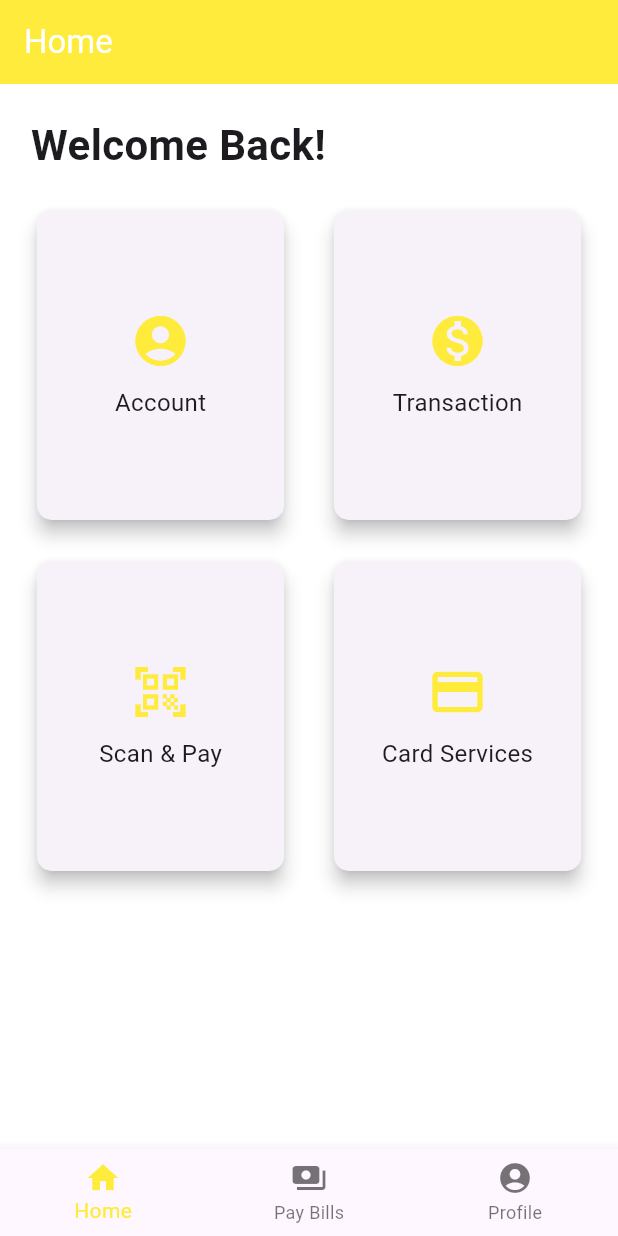
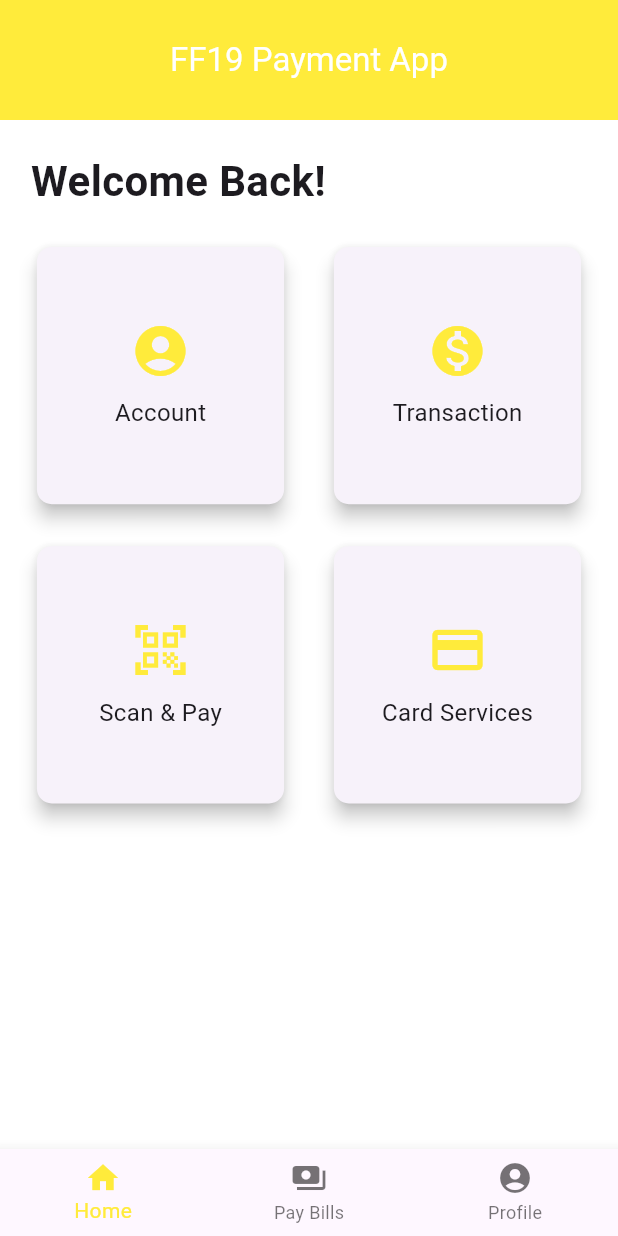
Before and after one commit to Fortnk/flutter_payment_app, a Flutter app: the screen it shows after launch, after a tap on "Login", on a phone screen of 412 x 824 dp. Run offline on Flutter 3.47's test engine with Material 3 defaults, Android fonts, the light colour scheme and no system bars; missing offline and left inert: mobile_scanner.

Commit message:
Responsive login and home screen

```diff
--- a/lib/Component/HomeScreen.dart
+++ b/lib/Component/HomeScreen.dart
@@ -29,13 +29,16 @@ class _HomeScreenState extends State<HomeScreen> {
 
   @override
   Widget build(BuildContext context) {
-    final size = MediaQuery.of(context).size;
     return Scaffold(
       appBar: AppBar(
-        title: const Text('Home'),
+        title: const Text('FF19 Payment App'),
+        centerTitle: true,
+        toolbarHeight: 80, // Increase the height of the AppBar
       ),
-      body: Padding(
-        padding: EdgeInsets.all(size.width * 0.05),
+      body: LayoutBuilder(
+        builder: (context, constraints) {
+          return Padding(
+            padding: EdgeInsets.all(constraints.maxWidth * 0.05),
             child: Column(
               crossAxisAlignment: CrossAxisAlignment.start,
               children: [
@@ -47,24 +50,26 @@ class _HomeScreenState extends State<HomeScreen> {
                 Row(
                   mainAxisAlignment: MainAxisAlignment.spaceBetween,
                   children: [
-                _buildFeatureCard(
-                    size, Icons.account_circle, 'Account', context),
-                _buildFeatureCard(
-                    size, Icons.monetization_on, 'Transaction', context),
+                    _buildFeatureCard(constraints.biggest, Icons.account_circle,
+                        'Account', context),
+                    _buildFeatureCard(constraints.biggest,
+                        Icons.monetization_on, 'Transaction', context),
                   ],
                 ),
                 const SizedBox(height: 20),
                 Row(
                   mainAxisAlignment: MainAxisAlignment.spaceBetween,
                   children: [
-                _buildFeatureCard(
-                    size, Icons.qr_code_scanner, 'Scan & Pay', context),
-                _buildFeatureCard(
-                    size, Icons.credit_card, 'Card Services', context),
+                    _buildFeatureCard(constraints.biggest,
+                        Icons.qr_code_scanner, 'Scan & Pay', context),
+                    _buildFeatureCard(constraints.biggest, Icons.credit_card,
+                        'Card Services', context),
                   ],
                 ),
               ],
             ),
+          );
+        },
       ),
       bottomNavigationBar: BottomNavigationBar(
         items: const <BottomNavigationBarItem>[
--- a/lib/Component/LoginScreen.dart
+++ b/lib/Component/LoginScreen.dart
@@ -1,4 +1,3 @@
-// login_screen.dart
 import 'package:flutter/material.dart';
 
 class LoginScreen extends StatelessWidget {
@@ -6,13 +5,18 @@ class LoginScreen extends StatelessWidget {
 
   @override
   Widget build(BuildContext context) {
-    final size = MediaQuery.of(context).size;
     return Scaffold(
       appBar: AppBar(
         title: const Text('Login'),
       ),
-      body: Padding(
-        padding: EdgeInsets.symmetric(horizontal: size.width * 0.1),
+      body: LayoutBuilder(
+        builder: (context, constraints) {
+          final isWideScreen = constraints.maxWidth > 600;
+          final padding = isWideScreen
+              ? constraints.maxWidth * 0.2
+              : constraints.maxWidth * 0.1;
+          return Padding(
+            padding: EdgeInsets.symmetric(horizontal: padding),
             child: Column(
               mainAxisAlignment: MainAxisAlignment.center,
               crossAxisAlignment: CrossAxisAlignment.stretch,
@@ -52,7 +56,8 @@ class LoginScreen extends StatelessWidget {
                 Row(
                   mainAxisAlignment: MainAxisAlignment.center,
                   children: [
-                _buildSocialButton(Icons.facebook, 'F', Colors.blue, context),
+                    _buildSocialButton(
+                        Icons.facebook, 'F', Colors.blue, context),
                     const SizedBox(width: 10),
                     _buildSocialButton(
                         Icons.g_mobiledata, 'G', Colors.red, context),
@@ -63,6 +68,8 @@ class LoginScreen extends StatelessWidget {
                 )
               ],
             ),
+          );
+        },
       ),
     );
   }
```
Lines whose indentation alone changed are shown as unchanged.
